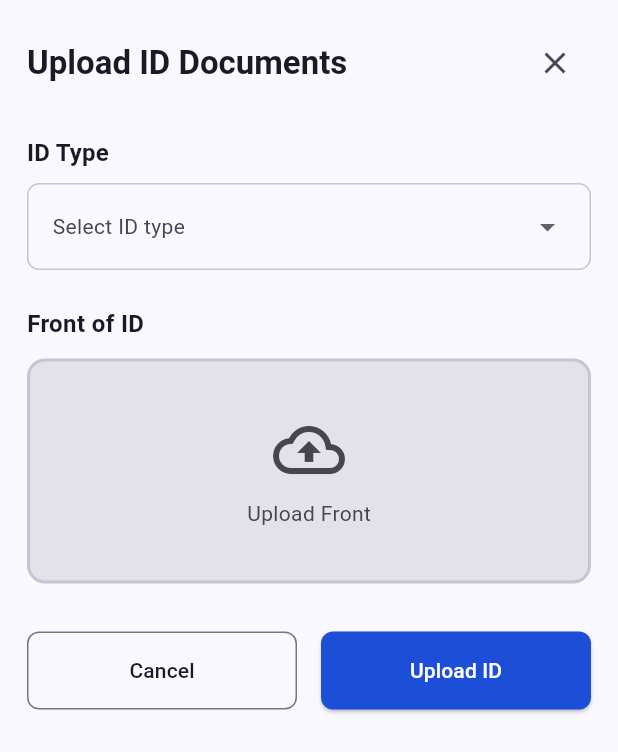
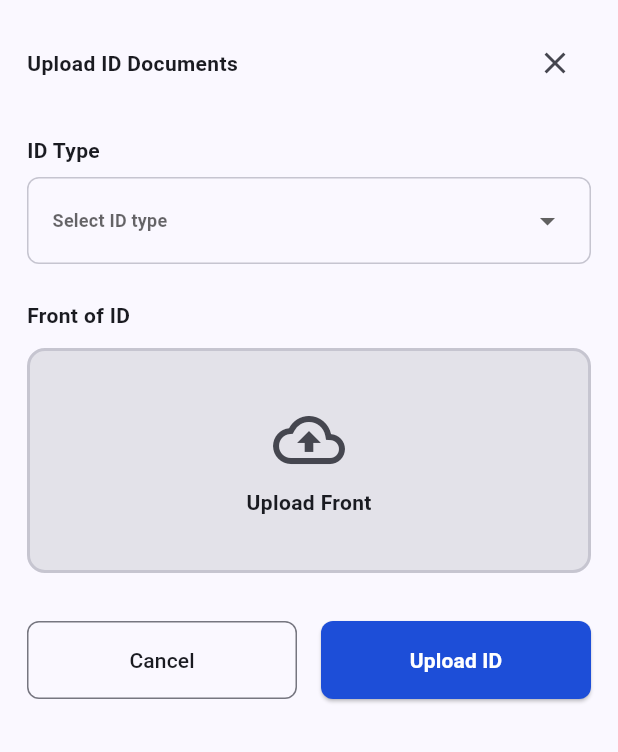
Before and after one commit to sikar16/trainer_application, a Flutter app: the UploadIDDialogWidget widget shown alone on an empty page, opened directly, on a phone screen of 412 x 824 dp. Shown: the top 752 px of the screen. Run offline on Flutter 3.47's test engine with Material 3 defaults, Android fonts, the phone set to English and light mode, and no system bars; our stand-ins replace bloc, dio, equatable, file_picker, flutter_bloc, flutter_dotenv and 5 more; accounts and stored records are empty; network calls fail.

Commit message:
updating the ui for the upload id dialog

```diff
--- a/lib/feature/training/presentation/widgets/upload_id_dialog_widget.dart
+++ b/lib/feature/training/presentation/widgets/upload_id_dialog_widget.dart
@@ -136,8 +136,9 @@ class _UploadIDDialogWidgetState extends State<UploadIDDialogWidget> {
                       widget.trainee != null
                           ? "Edit Documents"
                           : "Upload ID Documents",
-                      style: textTheme.titleLarge?.copyWith(
-                        fontWeight: FontWeight.bold,
+                      style: TextStyle(
+                        fontSize: 14,
+                        fontWeight: FontWeight.w600,
                       ),
                     ),
                     IconButton(
@@ -160,7 +161,8 @@ class _UploadIDDialogWidgetState extends State<UploadIDDialogWidget> {
                   children: [
                     Text(
                       "ID Type",
-                      style: textTheme.titleMedium?.copyWith(
+                      style: TextStyle(
+                        fontSize: 14,
                         fontWeight: FontWeight.w600,
                       ),
                     ),
@@ -183,14 +185,15 @@ class _UploadIDDialogWidgetState extends State<UploadIDDialogWidget> {
                     underline: const SizedBox(),
                     hint: Text(
                       "Select ID type",
-                      style: textTheme.bodyMedium?.copyWith(
-                        color: colorScheme.onSurfaceVariant,
+                      style: TextStyle(
+                        fontSize: 12,
+                        fontWeight: FontWeight.w600,
                       ),
                     ),
                     items: _availableIdTypes.map((String value) {
                       return DropdownMenuItem<String>(
                         value: value,
-                        child: Text(value, style: textTheme.bodyMedium),
+                        child: Text(value, style: TextStyle(fontSize: 12)),
                       );
                     }).toList(),
                     onChanged: (String? newValue) {
@@ -215,7 +218,7 @@ class _UploadIDDialogWidgetState extends State<UploadIDDialogWidget> {
                   _selectedIdType == 'Consent Form'
                       ? "Consent Form"
                       : "Front of ID",
-                  style: TextStyle(fontWeight: FontWeight.w600, fontSize: 16),
+                  style: TextStyle(fontSize: 14, fontWeight: FontWeight.w600),
                 ),
                 const SizedBox(height: 12),
                 GestureDetector(
@@ -246,22 +249,15 @@ class _UploadIDDialogWidgetState extends State<UploadIDDialogWidget> {
                                 child: GestureDetector(
                                   onTap: () => _pickFile(false),
                                   child: Container(
-                                    width: 32,
-                                    height: 32,
+                                    width: 26,
+                                    height: 26,
                                     decoration: BoxDecoration(
                                       color: colorScheme.primary,
                                       shape: BoxShape.circle,
-                                      boxShadow: [
-                                        BoxShadow(
-                                          color: Colors.black.withValues(),
-                                          blurRadius: 4,
-                                          offset: const Offset(0, 2),
-                                        ),
-                                      ],
                                     ),
                                     child: Icon(
                                       Icons.edit,
-                                      size: 16,
+                                      size: 14,
                                       color: colorScheme.onPrimary,
                                     ),
                                   ),
@@ -282,8 +278,9 @@ class _UploadIDDialogWidgetState extends State<UploadIDDialogWidget> {
                                 _selectedIdType == 'Consent Form'
                                     ? "Upload Consent Form"
                                     : "Upload Front",
-                                style: textTheme.bodyMedium?.copyWith(
-                                  color: colorScheme.onSurfaceVariant,
+                                style: TextStyle(
+                                  fontSize: 14,
+                                  fontWeight: FontWeight.w600,
                                 ),
                               ),
                             ],
@@ -300,9 +297,7 @@ class _UploadIDDialogWidgetState extends State<UploadIDDialogWidget> {
                 children: [
                   Text(
                     "Back of ID",
-                    style: textTheme.titleMedium?.copyWith(
-                      fontWeight: FontWeight.w600,
-                    ),
+                    style: TextStyle(fontSize: 14, fontWeight: FontWeight.w600),
                   ),
                   const SizedBox(height: 12),
                   GestureDetector(
@@ -333,24 +328,15 @@ class _UploadIDDialogWidgetState extends State<UploadIDDialogWidget> {
                                   child: GestureDetector(
                                     onTap: () => _pickFile(true),
                                     child: Container(
-                                      width: 32,
-                                      height: 32,
+                                      width: 26,
+                                      height: 26,
                                       decoration: BoxDecoration(
                                         color: colorScheme.primary,
                                         shape: BoxShape.circle,
-                                        boxShadow: [
-                                          BoxShadow(
-                                            color: Colors.black.withValues(
-                                              alpha: 0.8,
-                                            ),
-                                            blurRadius: 4,
-                                            offset: const Offset(0, 2),
-                                          ),
-                                        ],
                                       ),
                                       child: Icon(
                                         Icons.edit,
-                                        size: 16,
+                                        size: 14,
                                         color: colorScheme.onPrimary,
                                       ),
                                     ),
@@ -369,8 +355,9 @@ class _UploadIDDialogWidgetState extends State<UploadIDDialogWidget> {
                                 const SizedBox(height: 8),
                                 Text(
                                   "Upload Back",
-                                  style: textTheme.bodyMedium?.copyWith(
-                                    color: colorScheme.onSurfaceVariant,
+                                  style: TextStyle(
+                                    fontSize: 14,
+                                    fontWeight: FontWeight.w600,
                                   ),
                                 ),
                               ],
@@ -388,9 +375,7 @@ class _UploadIDDialogWidgetState extends State<UploadIDDialogWidget> {
                 children: [
                   Text(
                     "Signature",
-                    style: textTheme.titleMedium?.copyWith(
-                      fontWeight: FontWeight.w600,
-                    ),
+                    style: TextStyle(fontSize: 14, fontWeight: FontWeight.w600),
                   ),
                   const SizedBox(height: 12),
                   GestureDetector(
@@ -413,7 +398,9 @@ class _UploadIDDialogWidgetState extends State<UploadIDDialogWidget> {
                     },
                     child: Text(
                       "View Signature",
-                      style: textTheme.bodyMedium?.copyWith(
+
+                      style: TextStyle(
+                        fontSize: 12,
                         color: colorScheme.primary,
                         decoration: TextDecoration.underline,
                       ),
@@ -430,9 +417,7 @@ class _UploadIDDialogWidgetState extends State<UploadIDDialogWidget> {
                 children: [
                   Text(
                     "Consent Form",
-                    style: textTheme.titleMedium?.copyWith(
-                      fontWeight: FontWeight.w600,
-                    ),
+                    style: TextStyle(fontSize: 14, fontWeight: FontWeight.w600),
                   ),
                   const SizedBox(height: 12),
                   GestureDetector(
@@ -455,9 +440,9 @@ class _UploadIDDialogWidgetState extends State<UploadIDDialogWidget> {
                     },
                     child: Text(
                       "View Consent Form",
-                      style: textTheme.bodyMedium?.copyWith(
-                        color: colorScheme.primary,
-                        decoration: TextDecoration.underline,
+                      style: TextStyle(
+                        fontSize: 14,
+                        fontWeight: FontWeight.w600,
                       ),
                     ),
                   ),
@@ -499,8 +484,9 @@ class _UploadIDDialogWidgetState extends State<UploadIDDialogWidget> {
                       _selectedIdType == 'Consent Form'
                           ? "Upload Consent Form"
                           : "Upload ID",
-                      style: textTheme.labelLarge?.copyWith(
-                        color: colorScheme.onPrimary,
+                      style: TextStyle(
+                        fontSize: 14,
+                        fontWeight: FontWeight.w600,
                       ),
                     ),
                   ),
```
